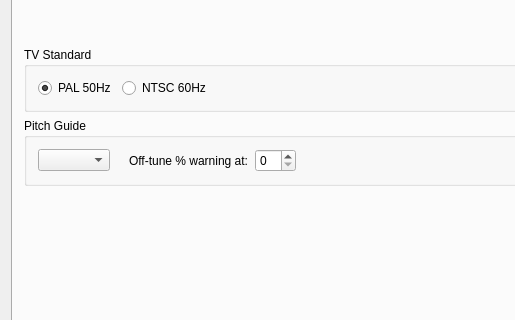
Before: the Qt Designer form mainwindow.ui in steux/tiatracker, drawn with Qt 5; both pictures show x 0 to 515 and y 283 to 603 of the 1064 by 783 pixel window.
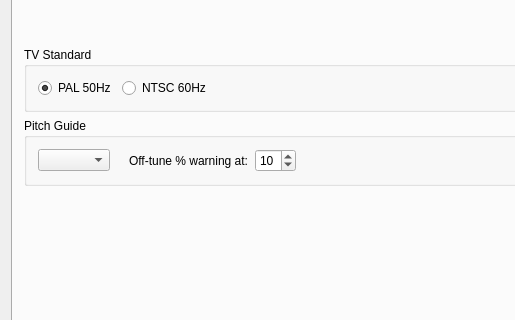
After: the same form once the commit is applied. Icons and pictures are not drawn. Custom widgets are drawn as their Qt base class.

```diff
--- a/mainwindow.ui
+++ b/mainwindow.ui
@@ -1336,6 +1336,9 @@
              <property name="maximum">
               <number>49</number>
              </property>
+             <property name="value">
+              <number>10</number>
+             </property>
             </widget>
            </item>
            <item>
```
Left out of the diff: 14 changed lines with no effect on the pictures.
